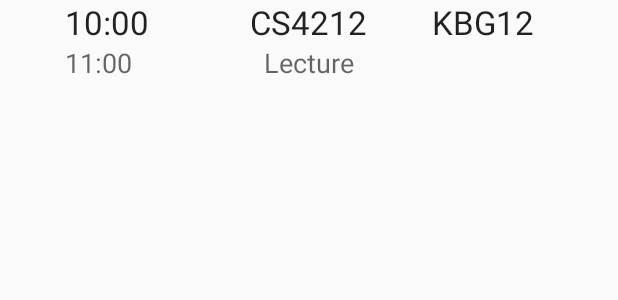
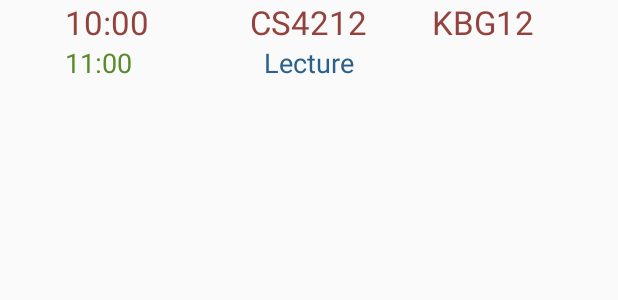
Before and after one commit to codingaway/TimeTableTest, an Android app: the layout session_item_layout.xml on its own in the app's theme, with its tools: preview values and no code run, on a phone screen of 412 x 824 dp. Shown: the top 300 px of the screen. Run offline under Robolectric (Android 15) with nearby library versions, the phone set to English and light mode, and no system bars.

Commit message:
Changed Title Strip Style

```diff
--- a/app/src/main/res/layout/fragment_screen_slide_page.xml
+++ b/app/src/main/res/layout/fragment_screen_slide_page.xml
@@ -2,5 +2,6 @@
 <ListView xmlns:android="http://schemas.android.com/apk/res/android"
     android:id="@android:id/list"
     android:layout_width="match_parent"
-    android:layout_height="match_parent">
+    android:layout_height="match_parent"
+    android:paddingTop="5dp">
 </ListView>
--- a/app/src/main/res/layout/session_item_layout.xml
+++ b/app/src/main/res/layout/session_item_layout.xml
@@ -11,7 +11,8 @@
         android:layout_alignParentLeft="true"
         android:layout_alignParentStart="true"
         android:layout_marginLeft="43dp"
-        android:layout_marginStart="43dp" />
+        android:layout_marginStart="43dp"
+        android:textColor="#93433E"/>
 
     <TextView
         android:layout_width="wrap_content"
@@ -20,7 +21,8 @@
         android:text="CS4212"
         android:id="@+id/module_code"
         android:layout_alignBottom="@+id/start_time"
-        android:layout_centerHorizontal="true" />
+        android:layout_centerHorizontal="true"
+        android:textColor="#93433E"/>
 
     <TextView
         android:layout_width="wrap_content"
@@ -31,7 +33,8 @@
         android:layout_toRightOf="@+id/module_code"
         android:layout_toEndOf="@+id/module_code"
         android:layout_marginLeft="43dp"
-        android:layout_marginStart="43dp" />
+        android:layout_marginStart="43dp"
+        android:textColor="#93433E"/>
 
     <TextView
         android:layout_width="wrap_content"
@@ -41,7 +44,8 @@
         android:id="@+id/end_time"
         android:layout_below="@+id/start_time"
         android:layout_alignLeft="@+id/start_time"
-        android:layout_alignStart="@+id/start_time" />
+        android:layout_alignStart="@+id/start_time"
+        android:textColor="#588B2A"/>
 
     <TextView
         android:layout_width="wrap_content"
@@ -50,6 +54,7 @@
         android:text="Lecture"
         android:id="@+id/session_type"
         android:layout_below="@+id/module_code"
-        android:layout_centerHorizontal="true" />
+        android:layout_centerHorizontal="true"
+        android:textColor="#2A608B"/>
 
 </RelativeLayout>
```
